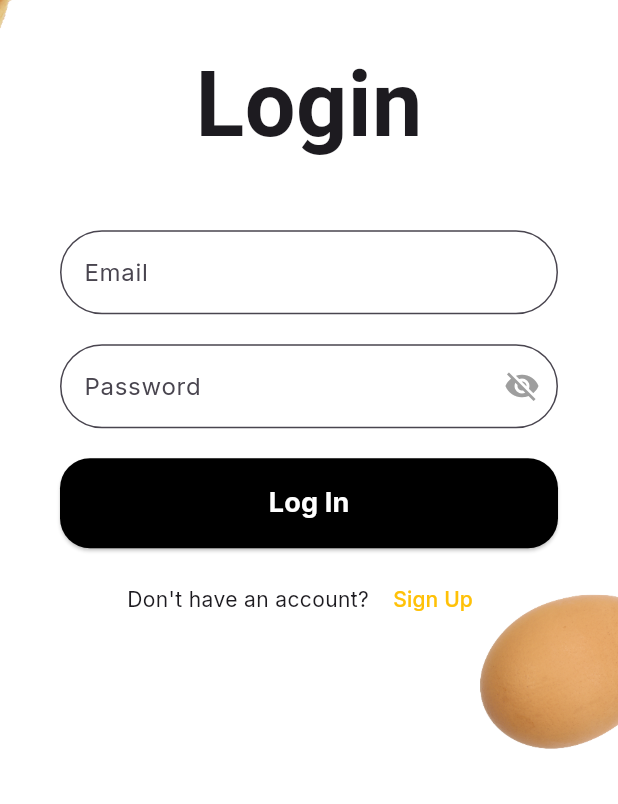
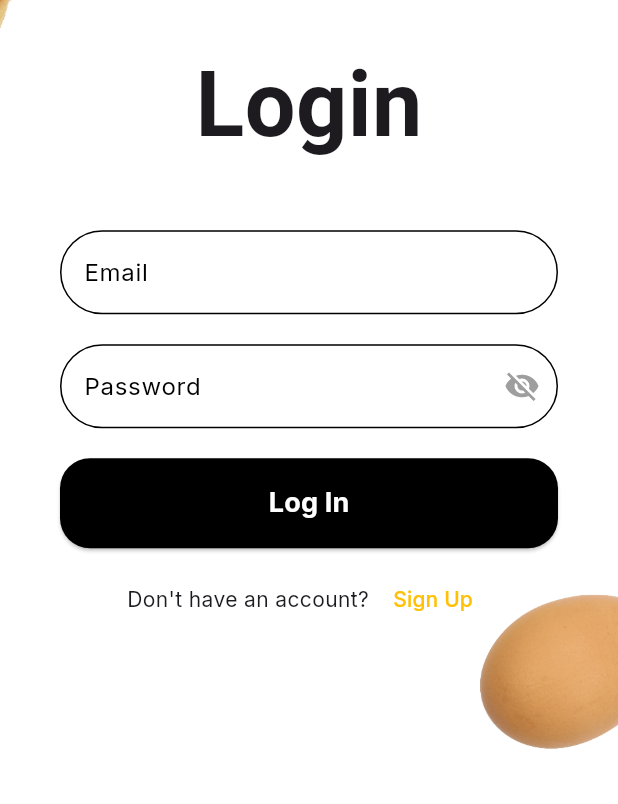
Before and after one commit to JiwooJiyof/penny_project, a Flutter app: the screen it shows after launch, on a phone screen of 412 x 824 dp, the part 432-1236 px from its top. Run offline on Flutter 3.47's test engine with Material 3 defaults, Android fonts, the phone set to English and light mode, and no system bars; our stand-ins replace google_fonts, location; Roboto replaces fonts that are missing (Phudu).

Commit message:
styling (price validat., text field color, enter)

```diff
--- a/penny/lib/screens/login_page.dart
+++ b/penny/lib/screens/login_page.dart
@@ -61,7 +61,8 @@ class _LoginPageState extends State<LoginPage> {
                           padding: const EdgeInsets.only(bottom: 10, top: 10),
                           child: Text(
                             _errorMessage,
-                            style: TextStyle(color: Colors.red, fontWeight: FontWeight.bold),
+                            style: TextStyle(
+                                color: Colors.red, fontWeight: FontWeight.bold),
                           ),
                         ),
                       SizedBox(height: 20),
@@ -71,8 +72,15 @@ class _LoginPageState extends State<LoginPage> {
                             _attemptLogin(context);
                           }
                         },
-                        child: Text('Log In', style: TextStyle(fontSize: 18, fontWeight: FontWeight.bold)),
-                        style: ElevatedButton.styleFrom(primary: Colors.black, onPrimary: Colors.white, minimumSize: Size.fromHeight(60), shape: RoundedRectangleBorder(borderRadius: BorderRadius.circular(20))),
+                        child: Text('Log In',
+                            style: TextStyle(
+                                fontSize: 18, fontWeight: FontWeight.bold)),
+                        style: ElevatedButton.styleFrom(
+                            primary: Colors.black,
+                            onPrimary: Colors.white,
+                            minimumSize: Size.fromHeight(60),
+                            shape: RoundedRectangleBorder(
+                                borderRadius: BorderRadius.circular(20))),
                       ),
                       SizedBox(height: 10),
                       Row(
@@ -81,9 +89,13 @@ class _LoginPageState extends State<LoginPage> {
                           Text("Don't have an account? "),
                           TextButton(
                             onPressed: () {
-                              Navigator.push(context, MaterialPageRoute(builder: (context) => SignUpPage()));
+                              Navigator.push(
+                                  context,
+                                  MaterialPageRoute(
+                                      builder: (context) => SignUpPage()));
                             },
-                            child: Text('Sign Up', style: TextStyle(color: Colors.amber)),
+                            child: Text('Sign Up',
+                                style: TextStyle(color: Colors.amber)),
                           ),
                         ],
                       ),
@@ -101,8 +113,20 @@ class _LoginPageState extends State<LoginPage> {
   Widget _buildEmailField() {
     return TextFormField(
       controller: _emailController,
+      cursorColor: Colors.amber,
       decoration: InputDecoration(
+        labelStyle: TextStyle(color: Colors.black), // black label style
         labelText: 'Email',
+        focusedBorder: OutlineInputBorder(
+          // amber focused border
+          borderRadius: BorderRadius.circular(30),
+          borderSide: BorderSide(color: Colors.amber),
+        ),
+        enabledBorder: OutlineInputBorder(
+          // style when TextField is enabled
+          borderRadius: BorderRadius.circular(30),
+          borderSide: BorderSide(color: Colors.black),
+        ),
         border: OutlineInputBorder(borderRadius: BorderRadius.circular(30)),
         filled: true,
         fillColor: Colors.white,
@@ -119,9 +143,21 @@ class _LoginPageState extends State<LoginPage> {
   Widget _buildPasswordField() {
     return TextFormField(
       controller: _passwordController,
+      cursorColor: Colors.amber, // cursor color to amber
       obscureText: !_isPasswordVisible, // Toggle password visibility
       decoration: InputDecoration(
         labelText: 'Password',
+        labelStyle: TextStyle(color: Colors.black), // black label style
+        focusedBorder: OutlineInputBorder(
+          // amber focused border
+          borderRadius: BorderRadius.circular(30),
+          borderSide: BorderSide(color: Colors.amber),
+        ),
+        enabledBorder: OutlineInputBorder(
+          // style when TextField is enabled
+          borderRadius: BorderRadius.circular(30),
+          borderSide: BorderSide(color: Colors.black),
+        ),
         border: OutlineInputBorder(borderRadius: BorderRadius.circular(30)),
         filled: true,
         fillColor: Colors.white,
@@ -143,6 +179,12 @@ class _LoginPageState extends State<LoginPage> {
         }
         return null;
       },
+      onFieldSubmitted: (value) {
+        // login when Enter key is pressed
+        if (_formKey.currentState!.validate()) {
+          _attemptLogin(context);
+        }
+      },
     );
   }
 
@@ -151,11 +193,15 @@ class _LoginPageState extends State<LoginPage> {
     var response = await http.post(
       url,
       headers: {"Content-Type": "application/json"},
-      body: jsonEncode({'email': _emailController.text, 'password': _passwordController.text}),
+      body: jsonEncode({
+        'email': _emailController.text.replaceAll(' ', ''),
+        'password': _passwordController.text
+      }),
     );
 
     if (response.statusCode == 200) {
-      Navigator.pushReplacement(context, MaterialPageRoute(builder: (context) => HomePage()));
+      Navigator.pushReplacement(
+          context, MaterialPageRoute(builder: (context) => HomePage()));
     } else {
       String errorMessage = 'Login failed';
       if (response.statusCode == 401) {
```
Also changed, not shown: penny/lib/screens/select_product_dialog.dart (+5 -3 lines), penny/lib/screens/select_store_dialog.dart (+9 -9 lines), penny/lib/screens/share_price_dialog.dart (+56 -41 lines), penny/lib/screens/signup_page.dart (+27 -8 lines).
